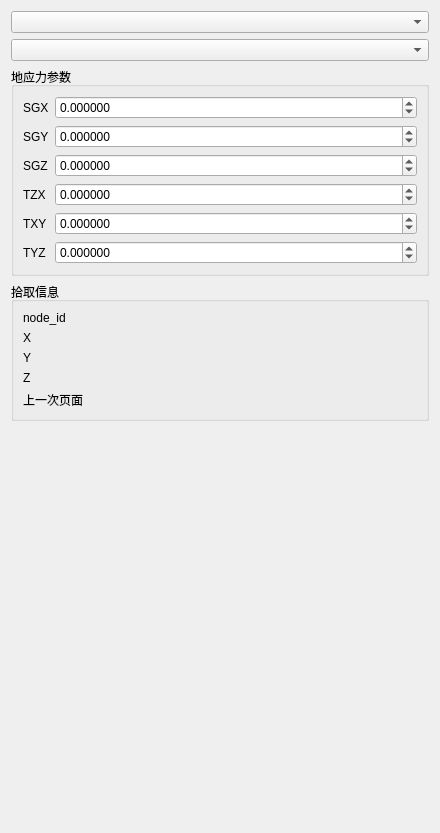
This is plugins/Base_PhysicalField/GeoStressPointPage.ui in asd977/base_cae as Qt 5 draws it before an edit. The edited form follows.
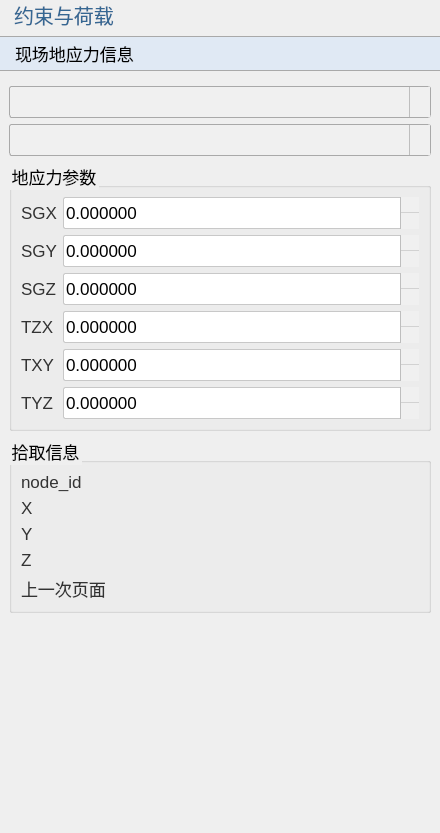
This is the edited form. Icons and pictures are not drawn.

Commit message: style: use existing arrow assets and remove custom svg files

What changed in the file:
```diff
--- a/plugins/Base_PhysicalField/GeoStressPointPage.ui
+++ b/plugins/Base_PhysicalField/GeoStressPointPage.ui
@@ -11,9 +11,145 @@
    </rect>
   </property>
   <property name="windowTitle">
-   <string>GeoStressPointPage</string>
+   <string>现场地应力信息</string>
+  </property>
+  <property name="styleSheet">
+   <string notr="true">QWidget{
+font-family: &quot;Microsoft YaHei&quot;, &quot;微软雅黑&quot;;
+}
+QPushButton {
+    font-size: 17px;
+    min-height: 32px;
+}
+QPushButton#pushButton {
+    background-color: rgb(224, 233, 244);
+    border-width: 1px;
+    border-color: rgb(121, 121, 121);
+    border-style: solid;
+    min-height: 33px;
+    border-top: 1px solid rgb(169, 169, 169);
+    border-bottom: 1px solid rgb(169, 169, 169);
+    border-left: none;
+    border-right: none;
+    text-align: left;
+    padding-left: 15px;
+    font-size: 17px;
+}
+QLabel {
+    font-size: 17px;
+    color: rgb(51, 51, 51);
+}
+QLabel#pageNameLabel {
+    font-size: 20px;
+    padding-left: 9px;
+    color: rgb(53, 103, 147);
+}
+QLineEdit, QTextEdit, QPlainTextEdit, QSpinBox, QDoubleSpinBox, QDateTimeEdit {
+    border: 1px solid rgb(200, 200, 200);
+    border-radius: 2px;
+    font-size: 17px;
+    min-height: 30px;
+}
+QLineEdit:focus, QTextEdit:focus, QPlainTextEdit:focus,
+QSpinBox:focus, QDoubleSpinBox:focus, QDateTimeEdit:focus {
+    border-color: rgb(100, 100, 255);
+    outline: none;
+}
+QComboBox {
+    font-size: 17px;
+    color: rgb(51, 51, 51);
+    padding-left: 6px;
+    background: rgb(240, 240, 240);
+    border: 1px solid rgb(169, 169, 169);
+    border-radius: 3px;
+    min-height: 30px;
+}
+QComboBox::drop-down {
+    subcontrol-origin: padding;
+    subcontrol-position: top right;
+    width: 20px;
+    background: rgb(240, 240, 240);
+    border-left: 1px solid rgb(190, 190, 190);
+}
+QComboBox::down-arrow {
+    image: url(:/resources/down_arrow.png);
+    width: 12px;
+    height: 12px;
+}
+QSpinBox::up-button, QDoubleSpinBox::up-button {
+    subcontrol-origin: border;
+    subcontrol-position: top right;
+    width: 18px;
+    border-left: 1px solid rgb(190, 190, 190);
+    border-bottom: 1px solid rgb(210, 210, 210);
+    background: rgb(240, 240, 240);
+}
+QSpinBox::down-button, QDoubleSpinBox::down-button {
+    subcontrol-origin: border;
+    subcontrol-position: bottom right;
+    width: 18px;
+    border-left: 1px solid rgb(190, 190, 190);
+    background: rgb(240, 240, 240);
+}
+QSpinBox::up-arrow, QDoubleSpinBox::up-arrow {
+    image: url(:/resources/up_arrow.png);
+    width: 10px;
+    height: 10px;
+}
+QSpinBox::down-arrow, QDoubleSpinBox::down-arrow {
+    image: url(:/resources/down_arrow.png);
+    width: 10px;
+    height: 10px;
+}
+QRadioButton, QCheckBox, QGroupBox {
+    font-size: 17px;
+}
+QTableWidget, QTreeWidget, QListWidget {
+    font-size: 16px;
+    gridline-color: rgb(210, 210, 210);
+}
+
+</string>
   </property>
   <layout class="QVBoxLayout" name="verticalLayout">
+   <property name="leftMargin">
+    <number>0</number>
+   </property>
+   <property name="topMargin">
+    <number>0</number>
+   </property>
+   <property name="rightMargin">
+    <number>0</number>
+   </property>
+   <item>
+    <widget class="QLabel" name="pageNameLabel">
+     <property name="sizePolicy">
+      <sizepolicy hsizetype="Preferred" vsizetype="Fixed">
+       <horstretch>0</horstretch>
+       <verstretch>0</verstretch>
+      </sizepolicy>
+     </property>
+     <property name="text">
+      <string>约束与荷载</string>
+     </property>
+    </widget>
+   </item>
+   <item>
+    <widget class="QPushButton" name="pushButton">
+     <property name="sizePolicy">
+      <sizepolicy hsizetype="Ignored" vsizetype="Fixed">
+       <horstretch>0</horstretch>
+       <verstretch>0</verstretch>
+      </sizepolicy>
+     </property>
+     <property name="text">
+      <string>现场地应力信息</string>
+     </property>
+    </widget>
+   </item>
+   <item>
+    <widget class="QWidget" name="contentWidget" native="true">
+     <layout class="QVBoxLayout" name="contentLayout">
    <item>
     <widget class="QComboBox" name="comboBoxDim"/>
    </item>
@@ -260,7 +396,10 @@
       </item>
      </layout>
     </widget>
+   </item>     </layout>
+    </widget>
    </item>
+
    <item>
     <spacer name="verticalSpacer">
      <property name="orientation">
```
The commit also changes 42 other files.
